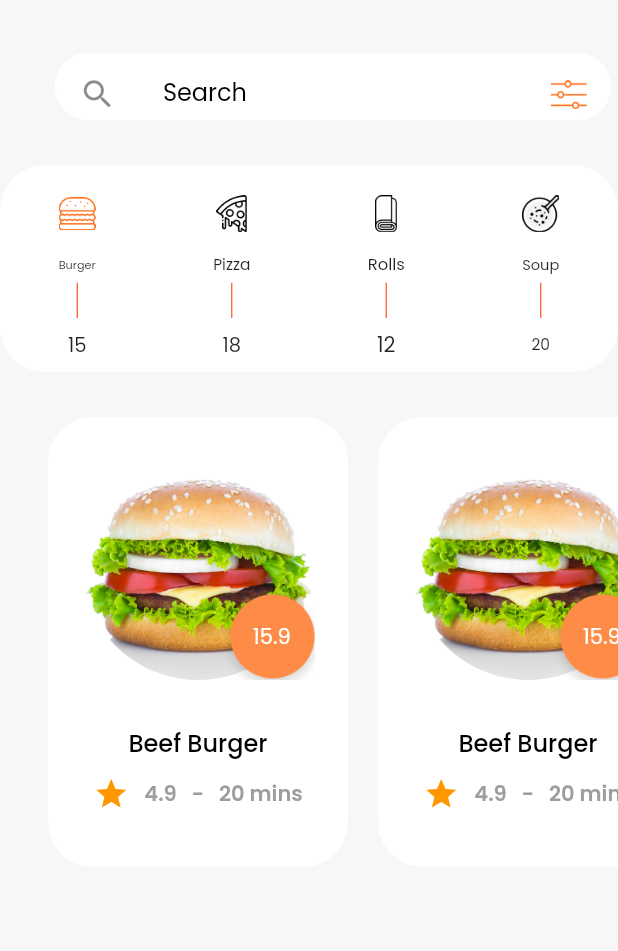
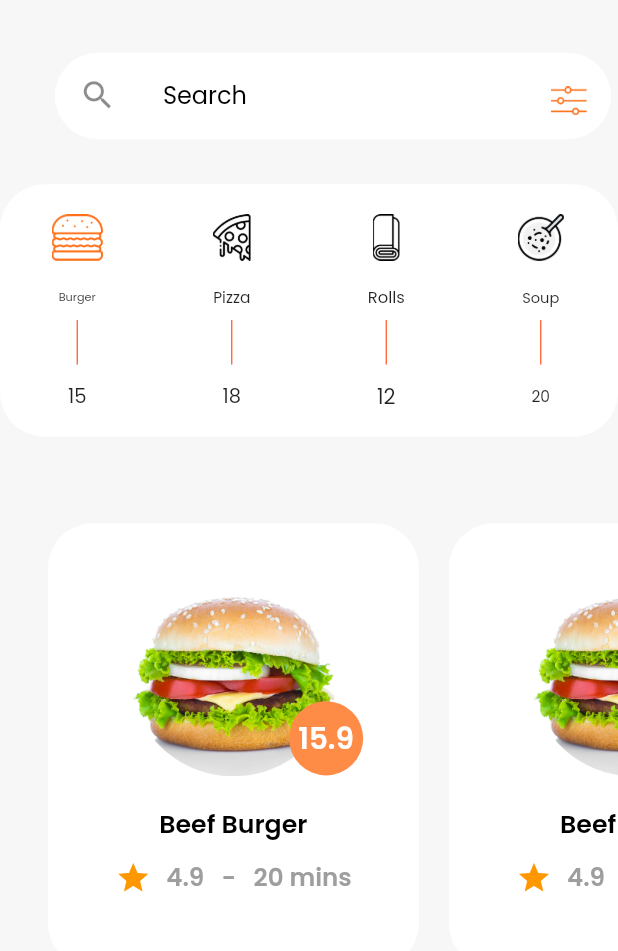
Before and after one commit to Mohamedali01/food_app, a Flutter app: the screen it shows after launch, on a phone screen of 412 x 824 dp, the part 246-1197 px from its top. Run offline on Flutter 3.47's test engine with Material 2 defaults, Android fonts, the phone set to English and light mode, and no system bars; our stand-ins replace get.

Commit message:
finish_mainView_ui

```diff
--- a/lib/main.dart
+++ b/lib/main.dart
@@ -2,7 +2,9 @@ import 'package:flutter/material.dart';
 import 'package:food_application/view/main_view.dart';
 import 'package:get/get.dart';
 
-void main() {
+void main() async{
+  // WidgetsFlutterBinding.ensureInitialized();
+  // await Firebase.initializeApp();
   runApp(MyApp());
 }
 
--- a/lib/view/main_view.dart
+++ b/lib/view/main_view.dart
@@ -10,13 +10,12 @@ class MainView extends StatelessWidget {
   Widget build(BuildContext context) {
     double width = MediaQuery.of(context).size.width;
     double height = MediaQuery.of(context).size.height;
-
     return Scaffold(
       backgroundColor: Color(0xffF7F7F7),
       body: SafeArea(
         child: Container(
           width: width,
-          height: double.infinity,
+          height: height,
           child: ListView(
             children: [
               Padding(
@@ -50,7 +49,7 @@ class MainView extends StatelessWidget {
                     SizedBox(
                       height: 35,
                     ),
-                    buildSearchContainer(width),
+                    buildSearchContainer(width,height),
                     SizedBox(
                       height: 30,
                     ),
@@ -59,15 +58,21 @@ class MainView extends StatelessWidget {
               ),
               buildCategoriesContainer(
                   height: height, width: width, context: context),
-              SizedBox(height: 30),
+              SizedBox(height: height * 0.07),
               Container(
-                  height: 300,
+                child: Container(
+                  height: width*0.72,
                   width: width,
+                  child: Container(
                     padding: EdgeInsets.only(left: 32),
                     child: ListView.separated(
                         scrollDirection: Axis.horizontal,
                         itemBuilder: (_, index) => InkWell(
                               onTap: () => Get.to(MealDetailView()),
+                              child: Container(
+                                height: width*0.72,
+                                width: width*0.6,
+
                                 child: MealWidget(
                                   image: 'assets/images/OGMOK20.png',
                                   name: 'Beef Burger',
@@ -76,10 +81,14 @@ class MainView extends StatelessWidget {
                                   timePerMinute: '20',
                                 ),
                               ),
+                            ),
                         separatorBuilder: (ctx, i) => SizedBox(
                               width: 20,
                             ),
-                      itemCount: 10)),
+                        itemCount: 10),
+                  ),
+                ),
+              ),
             ],
           ),
         ),
@@ -87,12 +96,12 @@ class MainView extends StatelessWidget {
     );
   }
 
-  Widget buildSearchContainer(double width) {
+  Widget buildSearchContainer(double width,double height) {
     return Align(
       alignment: Alignment.center,
       child: Container(
         width: width * 0.9,
-        height: 45,
+        height: height*0.07,
         decoration: BoxDecoration(
           color: Colors.white,
           borderRadius: BorderRadius.circular(30),
@@ -103,7 +112,7 @@ class MainView extends StatelessWidget {
             size: 25,
           ),
           title: Container(
-            // margin: EdgeInsets.only(bottom: 8),
+            margin: EdgeInsets.only(bottom: 8),
             child: TextFormField(
               scrollPadding: EdgeInsets.zero,
               decoration: InputDecoration(
@@ -135,16 +144,14 @@ class MainView extends StatelessWidget {
       child: Padding(
         padding: const EdgeInsets.only(top: 20),
         child: AspectRatio(
-          aspectRatio:3.5 ,
+          aspectRatio: 25 / 9,
           child: Container(
-            child: LayoutBuilder(
-              builder: (context, constrains) {
+            child: LayoutBuilder(builder: (context, constrains) {
               return Row(
                 mainAxisAlignment: MainAxisAlignment.spaceAround,
                 children: [
                   Container(
-                      width: constrains.maxWidth*0.2,
-                      height: constrains.maxHeight,
+                    width: constrains.maxWidth * 0.2,
                     child: CategoryItemWidget(
                       image: 'assets/images/Group 14.png',
                       name: 'Burger',
@@ -152,8 +159,7 @@ class MainView extends StatelessWidget {
                     ),
                   ),
                   Container(
-                      width: constrains.maxWidth*0.2,
-                      height: constrains.maxHeight,
+                    width: constrains.maxWidth * 0.2,
                     child: CategoryItemWidget(
                       image: 'assets/images/Group 18.png',
                       name: 'Pizza',
@@ -161,8 +167,7 @@ class MainView extends StatelessWidget {
                     ),
                   ),
                   Container(
-                      width: constrains.maxWidth*0.2,
-                      height: constrains.maxHeight,
+                    width: constrains.maxWidth * 0.2,
                     child: CategoryItemWidget(
                       image: 'assets/images/Path 19.png',
                       name: 'Rolls',
@@ -170,8 +175,7 @@ class MainView extends StatelessWidget {
                     ),
                   ),
                   Container(
-                      width: constrains.maxWidth*0.2,
-                      height: constrains.maxHeight,
+                    width: constrains.maxWidth * 0.2,
                     child: CategoryItemWidget(
                       image: 'assets/images/Group 34.png',
                       name: 'Soup',
@@ -180,8 +184,7 @@ class MainView extends StatelessWidget {
                   ),
                 ],
               );
-              }
-            ),
+            }),
           ),
         ),
       ),
--- a/lib/widgets/category_item_widget.dart
+++ b/lib/widgets/category_item_widget.dart
@@ -1,4 +1,5 @@
 import 'package:flutter/material.dart';
+import 'package:food_application/widgets/responsive_widgets/responsive_image.dart';
 import 'package:food_application/widgets/responsive_widgets/responsive_text.dart';
 
 class CategoryItemWidget extends StatelessWidget {
@@ -18,11 +19,10 @@ class CategoryItemWidget extends StatelessWidget {
 
         return Column(
           children: [
-            Container(
-              width: constrains.maxWidth * 0.3,
-              height: constrains.maxWidth * 0.3,
-              child: Image.asset(
-                image,
+            AspectRatio(
+             aspectRatio: 8/3,
+              child: ResponsiveImage(
+                image: image,
               ),
             ),
             SizedBox(
@@ -36,7 +36,6 @@ class CategoryItemWidget extends StatelessWidget {
                 width: constrains.maxWidth * 0.3,
               ),
             ),
-
             Center(
               child: Container(
                 width: constrains.maxWidth * 0.01,
--- a/lib/widgets/meal_widget.dart
+++ b/lib/widgets/meal_widget.dart
@@ -1,4 +1,6 @@
 import 'package:flutter/material.dart';
+import 'package:food_application/widgets/responsive_widgets/responsive_image.dart';
+import 'package:food_application/widgets/responsive_widgets/responsive_text.dart';
 
 class MealWidget extends StatelessWidget {
   final String image;
@@ -12,56 +14,51 @@ class MealWidget extends StatelessWidget {
 
   @override
   Widget build(BuildContext context) {
+    return LayoutBuilder(
+      builder: (context, constrains) {
+        print('maxWidth1: ${constrains.maxWidth}');
         return Container(
-      width: 200,
-      height: 300,
+          padding: EdgeInsets.only(top: constrains.maxHeight*0.1),
           decoration: BoxDecoration(
             color: Colors.white,
             borderRadius: BorderRadius.circular(30),
           ),
           child: Column(
             children: [
-          SizedBox(
-            height: 20,
-          ),
               Stack(
                 children: [
-              Image.asset(
-                image,
-                scale: 3.5,
+                  AspectRatio(
+                    aspectRatio: 16 / 9,
+                    child: ResponsiveImage(
+                      image: image,
+                    ),
                   ),
                   Positioned(
-                right: -12,
-                bottom: -15,
-                child: Stack(
-                  children: [
-                    Image.asset(
-                      'assets/images/Ellipse 5.png',
-                      scale: 3,
+                    left: constrains.maxWidth * 0.65,
+                    top: constrains.maxHeight * 0.3,
+                    child: CircleAvatar(
+                      radius: constrains.maxWidth * 0.1,
+                      backgroundColor: Color(0xffFF8C46),
+                      child: ResponsiveText(
+                        alignment: Alignment.center,
+                        text: '15.9',
+                        width: constrains.maxWidth * 0.15,
+                        style: TextStyle(
+                            color: Colors.white, fontWeight: FontWeight.w600),
                       ),
-                    Positioned(
-                      // left: 0,
-                      // right: 0,
-                      // top: 0,
-                      bottom: 33,
-                      left: 27,
-                      child: Text(
-                        price,
-                        style: TextStyle(color: Colors.white),
-                      ),
-                    ),
-                  ],
                     ),
                   ),
                 ],
               ),
               SizedBox(
-            height: 30,
+                height: 20,
               ),
-          Text(
-            name,
-            style: TextStyle(
-                color: Colors.black, fontSize: 16, fontWeight: FontWeight.w500),
+              ResponsiveText(
+                text: name,
+                width: constrains.maxWidth * 0.4,
+                alignment: Alignment.center,
+                style:
+                    TextStyle(color: Colors.black, fontWeight: FontWeight.w600),
               ),
               SizedBox(
                 height: 10,
@@ -76,15 +73,18 @@ class MealWidget extends StatelessWidget {
                   SizedBox(
                     width: 10,
                   ),
-              Text(
-                '$rating   -   $timePerMinute mins',
-                style:
-                    TextStyle(color: Colors.grey, fontWeight: FontWeight.bold),
+                  ResponsiveText(
+                    text: '$rating   -   $timePerMinute mins',
+                    width: constrains.maxWidth * 0.5,
+                    style: TextStyle(
+                        color: Colors.grey, fontWeight: FontWeight.bold),
                   ),
                 ],
               )
             ],
           ),
         );
+      },
+    );
   }
 }
--- /dev/null
+++ b/lib/widgets/responsive_widgets/responsive_image.dart
@@ -0,0 +1,20 @@
+import 'package:flutter/material.dart';
+
+class ResponsiveImage extends StatelessWidget {
+  final double height;
+  final double width;
+  final String image;
+
+  ResponsiveImage({this.height, this.width, this.image});
+
+  @override
+  Widget build(BuildContext context) {
+    return Container(
+      height: height,
+      width: width,
+      child: Image.asset(
+        image,
+      ),
+    );
+  }
+}
--- a/pubspec.yaml
+++ b/pubspec.yaml
@@ -22,6 +22,7 @@ environment:
 
 dependencies:
   flutter_screenutil: ^5.0.0+2
+#  firebase_core: ^1.4.0
   auto_size_text: ^2.1.0
   get: ^4.2.4
   flutter:
```
Also changed, not shown: pubspec.lock, 3 other files. Lines whose indentation alone changed are shown as unchanged.
